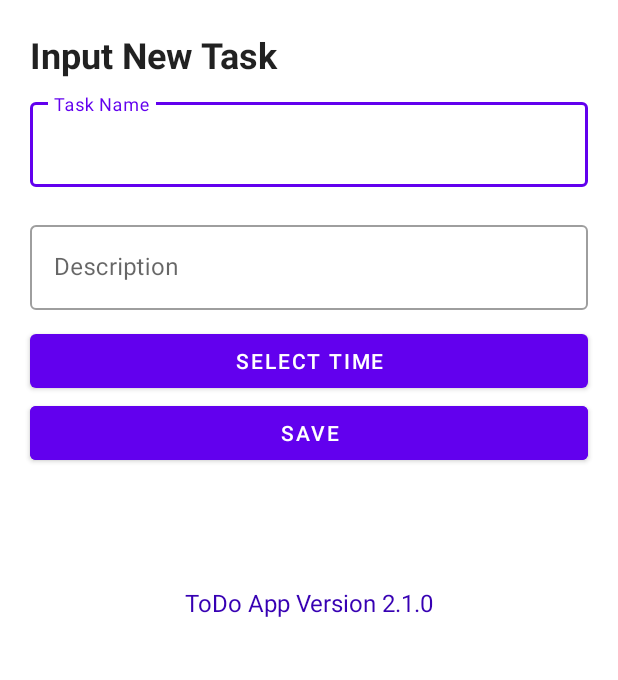
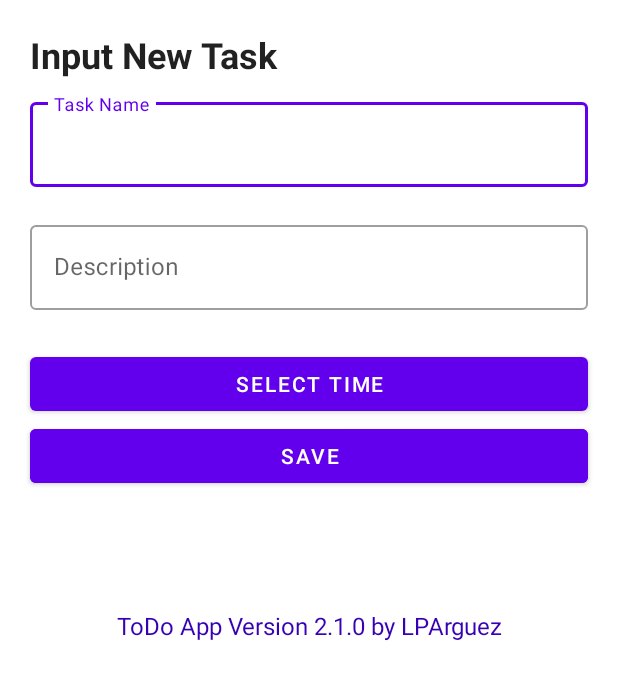
Before and after one commit to GinPaul/mytodoapp_arguez, an Android app: the layout fragment_new_task_sheet.xml on its own in the app's theme, with its tools: preview values and no code run, on a phone screen of 412 x 824 dp. Shown: the top 680 px of the screen. Run offline under Robolectric (Android 15) with nearby library versions, the phone set to English and light mode, and no system bars.

Commit message:
Dec 1 2022 commit

```diff
--- a/app/src/main/java/com/kodego/app/todoapp/MainActivity.kt
+++ b/app/src/main/java/com/kodego/app/todoapp/MainActivity.kt
@@ -5,6 +5,7 @@ import androidx.appcompat.app.AppCompatActivity
 import android.os.Bundle
 import android.view.View
 import android.widget.TextView
+import android.widget.Toast
 import androidx.activity.viewModels
 import androidx.recyclerview.widget.LinearLayoutManager
 import com.kodego.app.todoapp.databinding.ActivityMainBinding
@@ -34,6 +35,7 @@ class MainActivity : AppCompatActivity(), TaskItemClickListener
 
         binding.newTaskButton.setOnClickListener {
             NewTaskSheet(null).show(supportFragmentManager, "newTaskTag")
+            Toast.makeText(applicationContext,"Creating a new task.", Toast.LENGTH_SHORT).show()
         }
         setRecyclerView()
 
@@ -59,16 +61,19 @@ class MainActivity : AppCompatActivity(), TaskItemClickListener
     override fun editTaskItem(taskItem: TaskItem)
     {
         NewTaskSheet(taskItem).show(supportFragmentManager,"newTaskTag")
+        Toast.makeText(applicationContext,"Edit this task.", Toast.LENGTH_SHORT).show()
     }
 
     override fun completeTaskItem(taskItem: TaskItem)
     {
         taskViewModel.setCompleted(taskItem)
+        Toast.makeText(applicationContext,"Task marked as completed.", Toast.LENGTH_SHORT).show()
     }
 
     override fun deleteTaskItem(taskItem: TaskItem)
     {
         taskViewModel.deleteTaskItem(taskItem)
+        Toast.makeText(applicationContext,"Task is deleted!", Toast.LENGTH_SHORT).show()
     }
 
 
--- a/app/src/main/java/com/kodego/app/todoapp/NewTaskSheet.kt
+++ b/app/src/main/java/com/kodego/app/todoapp/NewTaskSheet.kt
@@ -6,6 +6,7 @@ import android.text.Editable
 import android.view.LayoutInflater
 import android.view.View
 import android.view.ViewGroup
+import android.widget.Toast
 import androidx.fragment.app.DialogFragment
 import androidx.lifecycle.ViewModelProvider
 import com.google.android.material.bottomnavigation.BottomNavigationItemView
@@ -44,6 +45,7 @@ class NewTaskSheet(var taskItem: TaskItem?) : DialogFragment()
         taskViewModel = ViewModelProvider(activity).get(TaskViewModel::class.java)
         binding.saveButton.setOnClickListener {
             saveAction()
+
         }
         binding.timePickerButton.setOnClickListener {
             openTimePicker()
--- a/app/src/main/java/com/kodego/app/todoapp/SplashScreenToDoApp.kt
+++ b/app/src/main/java/com/kodego/app/todoapp/SplashScreenToDoApp.kt
@@ -17,6 +17,7 @@ class SplashScreenToDoApp : AppCompatActivity() {
             delay(3500L)
             startActivity(Intent(this@SplashScreenToDoApp, MainActivity::class.java))
             finish()
+
         }
 
     }
--- a/app/src/main/res/layout/fragment_new_task_sheet.xml
+++ b/app/src/main/res/layout/fragment_new_task_sheet.xml
@@ -5,6 +5,7 @@
     android:layout_width="match_parent"
     android:layout_height="wrap_content"
     android:clipToPadding="false"
+    android:fadingEdge="horizontal"
     android:orientation="vertical"
     tools:context=".NewTaskSheet">
 
@@ -16,7 +17,7 @@
         android:layout_marginStart="20dp"
         android:layout_marginTop="20dp"
         android:fontFamily="sans-serif"
-        android:text="Input New Task"
+        android:text="@string/input_new_task"
         android:textSize="24sp"
         android:textStyle="bold" />
 
@@ -31,7 +32,7 @@
             android:id="@+id/name"
             android:layout_width="match_parent"
             android:layout_height="match_parent"
-            android:hint="Task Name" />
+            android:hint="@string/task_name" />
 
     </com.google.android.material.textfield.TextInputLayout>
 
@@ -56,6 +57,7 @@
         android:layout_height="wrap_content"
         android:layout_gravity="center"
         android:layout_marginHorizontal="20dp"
+        android:layout_marginTop="15dp"
         android:text="@string/select_time" />
 
     <com.google.android.material.button.MaterialButton
@@ -73,7 +75,7 @@
         android:layout_width="match_parent"
         android:layout_height="100dp"
         android:gravity="bottom|center_horizontal"
-        android:text="ToDo App Version 2.1.0"
+        android:text="@string/todo_app_version_2_1_0_by_lparguez"
         android:textAlignment="center"
         android:textColor="@color/purple_700"
         android:textSize="16sp" />
--- a/app/src/main/res/values/strings.xml
+++ b/app/src/main/res/values/strings.xml
@@ -9,4 +9,7 @@
     <string name="new_task">New Task</string>
     <string name="select_time">Select Time</string>
     <string name="save">Save</string>
+    <string name="task_name">Task Name</string>
+    <string name="input_new_task">Input New Task</string>
+    <string name="todo_app_version_2_1_0_by_lparguez">ToDo App Version 2.1.0 by LPArguez</string>
 </resources>
```
Also changed, not shown: app/src/main/AndroidManifest.xml (+7 -0 lines), app/src/main/java/com/kodego/app/todoapp/Notification.kt (added, +27 -0 lines).
